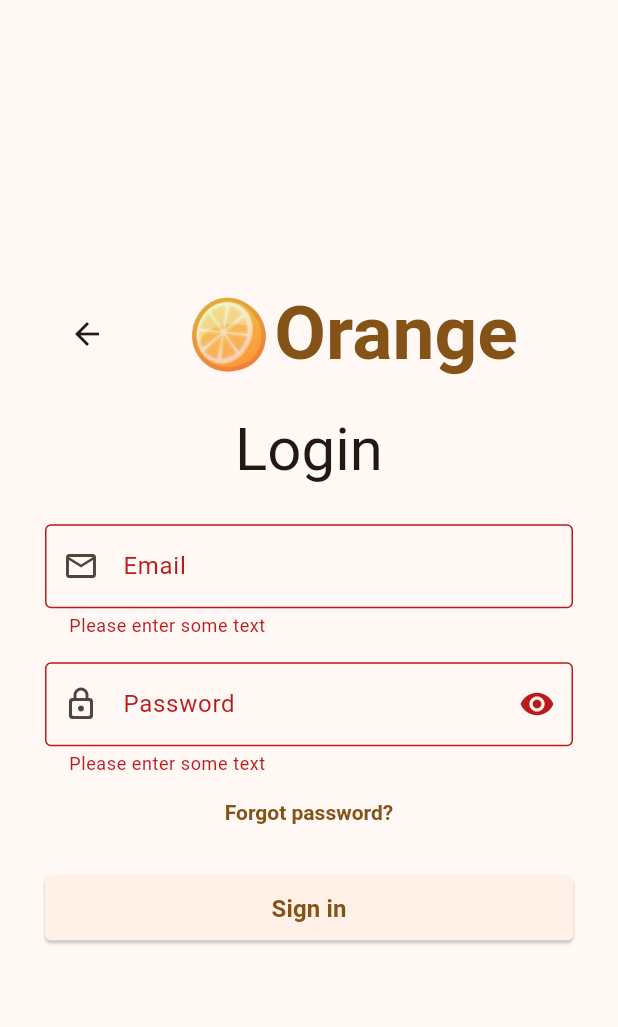
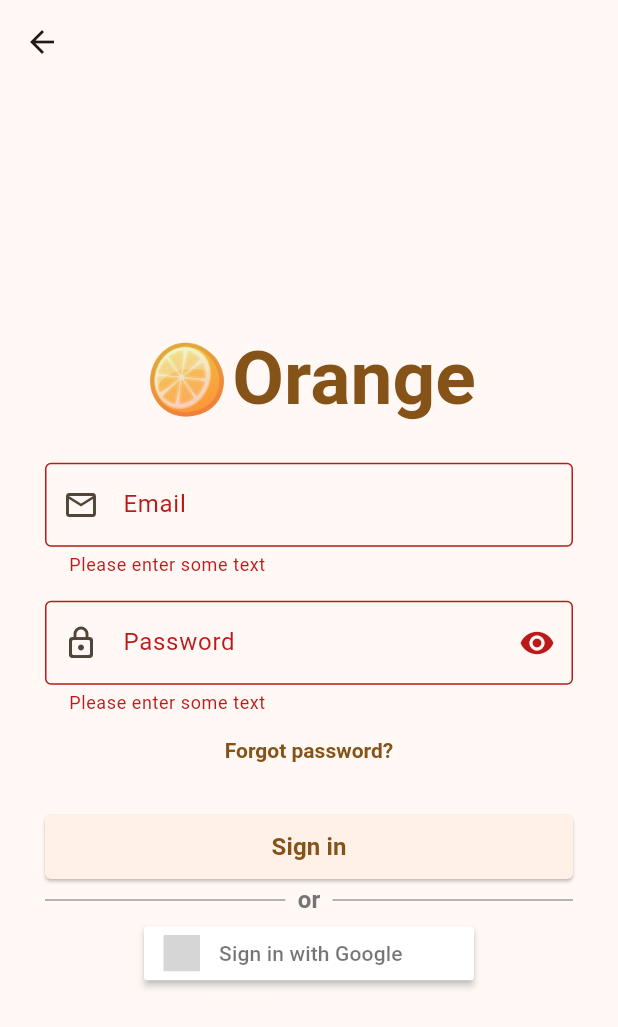
Before and after one commit to minnya/OrangeChat, a Flutter app: the SignInPage screen opened directly, on a phone screen of 412 x 824 dp. Shown: the top 1027 px of the screen. Run offline on Flutter 3.47's test engine with Material 3 defaults, Android fonts, the light colour scheme and no system bars; our stand-ins replace bubble, csc_picker, firebase_core, firebase_messaging, firebase_remote_config, flutter_image_compress and 11 more; missing offline and left inert: flutter_webrtc, lazy_load_indexed_stack, localstore, universal_html; accounts and stored records are empty; network calls fail; statements that could not run were skipped; grey boxes are pictures that could not be loaded.

Commit message:
Googleログインへの対応

```diff
--- /dev/null
+++ b/lib/components/authenticate/divider.dart
@@ -0,0 +1,38 @@
+import 'package:flutter/material.dart';
+
+class TextDivider extends StatelessWidget{
+  final String text;
+  const TextDivider({super.key, required this.text});
+
+  @override
+  Widget build(BuildContext context) {
+    return Row(
+      children: [
+        const Expanded(
+          child: Divider(
+            thickness: 1, // 線の太さ
+            color: Colors.grey, // 線の色
+          ),
+        ),
+        Padding(
+          padding: const EdgeInsets.symmetric(horizontal: 8),
+          child: Text(
+            text,
+            style: TextStyle(
+              fontSize: 16,
+              fontWeight: FontWeight.bold,
+              color: Colors.grey[600],
+            ),
+          ),
+        ),
+        const Expanded(
+          child: Divider(
+            thickness: 1,
+            color: Colors.grey,
+          ),
+        ),
+      ],
+    );
+  }
+
+}
--- a/lib/views/authenticate/sign-in.dart
+++ b/lib/views/authenticate/sign-in.dart
@@ -1,9 +1,13 @@
+import 'package:flutter_signin_button/flutter_signin_button.dart';
+import 'package:google_sign_in/google_sign_in.dart';
+import 'package:orange_chat/components/authenticate/divider.dart';
 import 'package:orange_chat/components/commons/custom_container.dart';
 import 'package:orange_chat/helpers/auth_helper.dart';
 import 'package:orange_chat/main.dart';
 import 'package:orange_chat/views/authenticate/reset-password.dart';
 import 'package:flutter/gestures.dart';
 import 'package:flutter/material.dart';
+import 'package:supabase_flutter/supabase_flutter.dart';
 
 class SignInPage extends StatelessWidget {
   const SignInPage({super.key});
@@ -11,36 +15,29 @@ class SignInPage extends StatelessWidget {
   @override
   Widget build(BuildContext context) {
     final double screenWidth = MediaQuery.of(context).size.width;
-    final double screenHeight = MediaQuery.of(context).size.height;
     final double contentWidth = screenWidth>600?600:screenWidth;
-    final double contentHeight = screenHeight>600?600:screenHeight;
     return Scaffold(
+      appBar: AppBar(),
       body: LayoutBuilder(
         builder: (context, constraints) {
-          return SingleChildScrollView(
-            physics: const AlwaysScrollableScrollPhysics(),
-            child: CustomContainer(
+          double screenHeight = MediaQuery.of(context).size.height;
+          double keyboardHeight = MediaQuery.of(context).viewInsets.bottom;
+          double remainingHeight = screenHeight - keyboardHeight;
+          bool isWideScreen = screenWidth > 600;
+          return CustomContainer(
                     alignment: Alignment.center,
-                      constraints: BoxConstraints(minHeight: constraints.maxHeight),
+                    // direction: isWideScreen?Direction.HORIZONTAL:Direction.VERTICAL,
+                    height: remainingHeight,
+                    // constraints: BoxConstraints(minHeight: constraints.maxHeight),
                     padding: EdgeInsets.symmetric(
                         horizontal: (screenWidth-contentWidth)/2+30,
-                        vertical: (screenHeight-contentHeight)/2
+                      // vertical: (remainingHeight-contentHeight)/2
                     ),
                       children: [
-                          AppBar(
-                            title: _Logo(),
-                          ),
-                          SizedBox(height: 24,),
-                          Text(
-                            "Login",
-                            style: Theme.of(context).textTheme.titleLarge!.copyWith(
-                              fontSize: 40,
-                            ),
-                          ),
+                        _Logo(),
                         SizedBox(height: 24,),
                         _FormContent()
                   ]
-                    ),
                   );
         }
       ),
@@ -195,6 +192,27 @@ class __FormContentState extends State<_FormContent> {
                 },
               ),
             ),
+            const TextDivider(text: "or"),
+            SignInButton(
+              Buttons.Google,
+              onPressed: () async{
+                GoogleSignIn _googleSignIn = GoogleSignIn(
+                  // Optional clientId
+                  clientId: '',
+                );
+                final SupabaseClient client = Supabase.instance.client;
+                TargetPlatform platform = Theme.of(context).platform;
+
+                if(platform == TargetPlatform.android || platform== TargetPlatform.iOS) {}
+                else if(platform == TargetPlatform.windows || platform == TargetPlatform.macOS || platform == TargetPlatform.linux){
+                  client.auth.signInWithOAuth(
+                    OAuthProvider.google,
+                    authScreenLaunchMode: LaunchMode.platformDefault
+                  );
+                }
+                _googleSignIn.signIn();
+              },
+            ),
           ],
         ),
       ),
--- a/pubspec.yaml
+++ b/pubspec.yaml
@@ -45,6 +45,8 @@ dependencies:
   app_links: ^6.3.3
   in_app_purchase: ^3.2.0
   fluttertoast: ^8.2.8
+  flutter_signin_button: ^2.0.0
+  google_sign_in: ^6.2.2
 
 dev_dependencies:
   flutter_test:
```
Also changed, not shown: pubspec.lock, 1 other file. Lines whose indentation alone changed are shown as unchanged.
